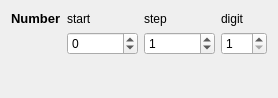
First picture: the form in widgets/WidgetNumberSetting.ui, repository Takashi-Inoue/FileRenamer_Archived, before the edit.
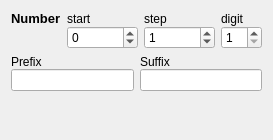
Second picture: the form after the edit. Custom widgets are drawn as their Qt base class.

The edit to the form file:
```diff
--- a/widgets/WidgetNumberSetting.ui
+++ b/widgets/WidgetNumberSetting.ui
@@ -6,8 +6,8 @@
    <rect>
     <x>0</x>
     <y>0</y>
-    <width>278</width>
-    <height>98</height>
+    <width>261</width>
+    <height>140</height>
    </rect>
   </property>
   <property name="windowTitle">
@@ -16,6 +16,9 @@
   <layout class="QVBoxLayout" name="verticalLayout">
    <item>
     <layout class="QGridLayout" name="gridLayout">
+     <property name="verticalSpacing">
+      <number>0</number>
+     </property>
      <item row="0" column="0">
       <widget class="QLabel" name="label">
        <property name="font">
@@ -86,6 +89,33 @@
      </item>
     </layout>
    </item>
+   <item>
+    <layout class="QGridLayout" name="gridLayout_2">
+     <property name="verticalSpacing">
+      <number>0</number>
+     </property>
+     <item row="0" column="0">
+      <widget class="QLabel" name="label_5">
+       <property name="text">
+        <string>Prefix</string>
+       </property>
+      </widget>
+     </item>
+     <item row="0" column="1">
+      <widget class="QLabel" name="label_6">
+       <property name="text">
+        <string>Suffix</string>
+       </property>
+      </widget>
+     </item>
+     <item row="1" column="0">
+      <widget class="QLineEdit" name="lineEditPrefix"/>
+     </item>
+     <item row="1" column="1">
+      <widget class="QLineEdit" name="lineEditSuffix"/>
+     </item>
+    </layout>
+   </item>
    <item>
     <widget class="WidgetPositionFixer" name="widgetPositionFixer">
      <property name="frameShape">
```
